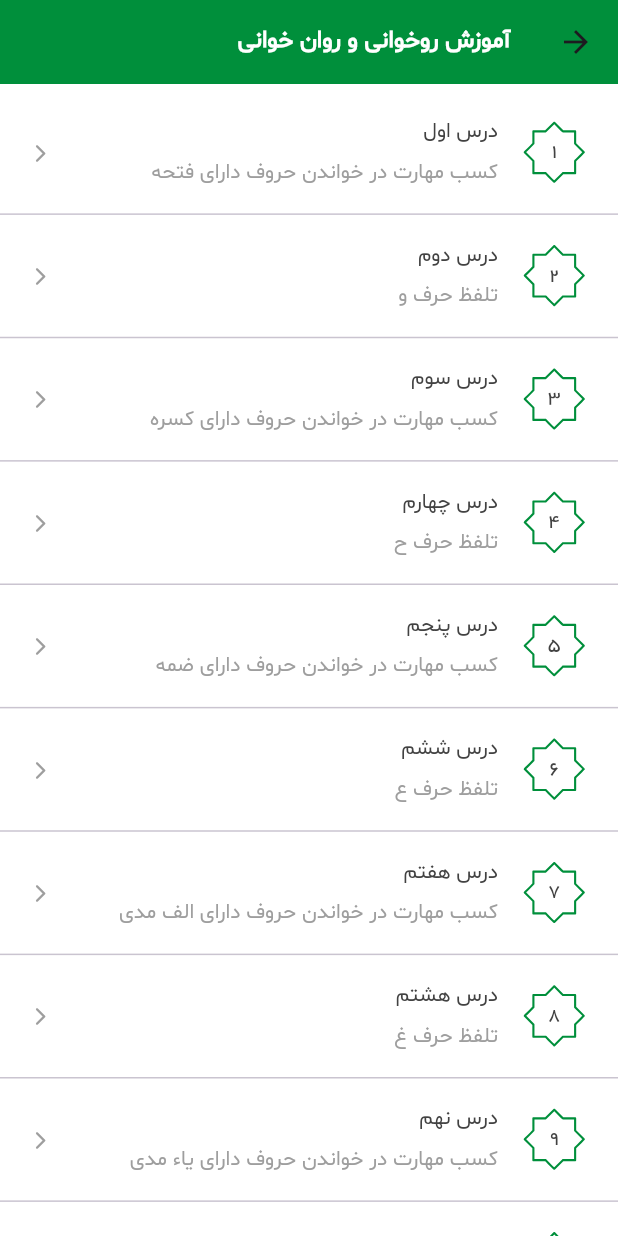
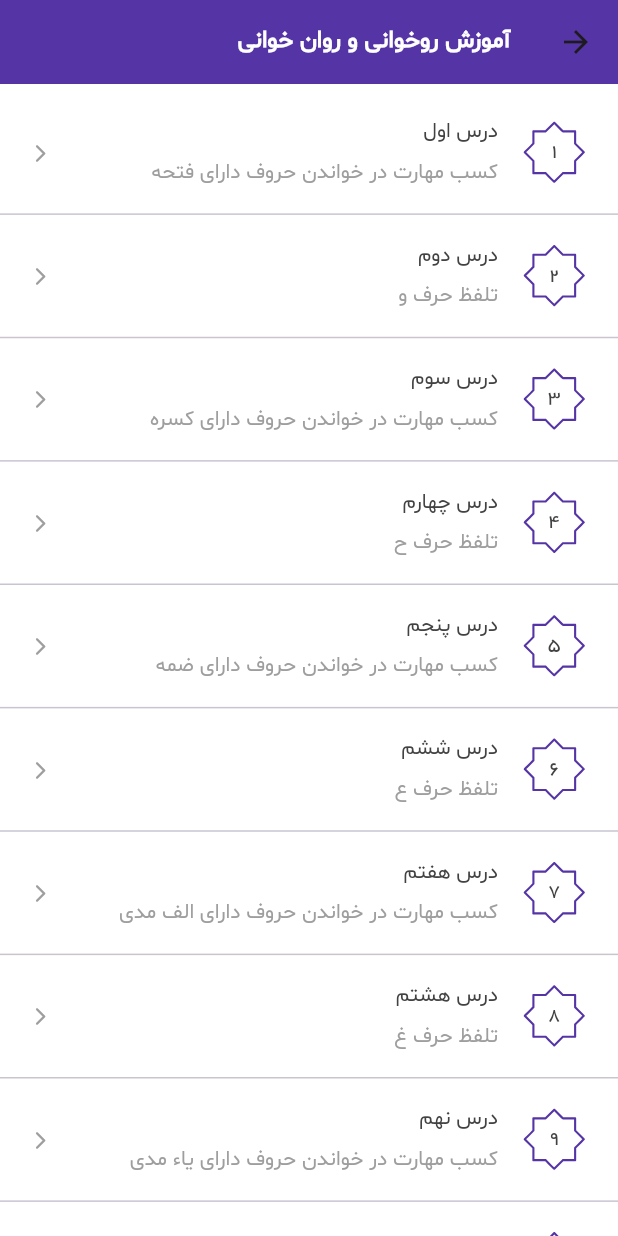
Before and after one commit to SajjadFlutter/amoozeshe_quran, a Flutter app: the screen it shows after launch, after a tap on "آموزش روخوانی", on a phone screen of 412 x 824 dp. Run offline on Flutter 3.47's test engine with Material 3 defaults, Android fonts, the light colour scheme and no system bars; our stand-ins replace chewie, elegant_notification, flutter_styled_toast, flutter_svg, loading_animation_widget, video_player.

Commit message:
fixed final bugs

```diff
--- a/lib/config/my_theme.dart
+++ b/lib/config/my_theme.dart
@@ -30,7 +30,7 @@ class MyTheme {
       ),
     ),
     cardColor: Colors.white,
-    primaryColor: const Color(0xFF008F3B),
+    primaryColor: const Color(0xFF5534a5),
     secondaryHeaderColor: Colors.grey.shade600,
     hintColor: Colors.grey.shade800,
   );
--- a/lib/features/feature_home/presentation/screens/home_screen.dart
+++ b/lib/features/feature_home/presentation/screens/home_screen.dart
@@ -33,14 +33,22 @@ class HomeScreen extends StatelessWidget {
           Container(
             width: width,
             height: height,
-            color: primaryColor,
+            decoration: const BoxDecoration(
+              // color: primaryColor,
+              gradient: LinearGradient(
+                colors: [
+                  Color(0xFF5534a5),
+                  Color(0xFF963AF8),
+                ],
+              ),
+            ),
             child: Align(
               alignment: Alignment.topCenter,
               child: Padding(
-                padding: const EdgeInsets.only(top: 35.0),
+                padding: const EdgeInsets.only(top: 40.0),
                 child: Image.asset(
                   'assets/images/qurane_karim.png',
-                  width: 230.0,
+                  width: 220.0,
                   color: Colors.white,
                 ),
               ),
@@ -66,10 +74,10 @@ class HomeScreen extends StatelessWidget {
                     'دوره های آموزش قرآن کریم',
                     style: TextStyle(
                       fontFamily: 'Nabi',
-                      fontSize: 22.0,
+                      fontSize: 21.0,
                     ),
                   ),
-                  const SizedBox(height: 30.0),
+                  const SizedBox(height: 26.0),
                   Column(
                     children: [
                       const CategoryButton(title: 'آموزش روخوانی'),
@@ -152,12 +160,18 @@ class GeneralButtons extends StatelessWidget {
                   Navigator.push(context, route);
                 },
                 child: Container(
-                  width: 65.0,
+                  width: 68.0,
                   height: 65.0,
                   margin: const EdgeInsets.only(bottom: 10.0),
                   decoration: BoxDecoration(
-                      color: primaryColor,
-                      borderRadius: BorderRadius.circular(20.0)),
+                    gradient: const LinearGradient(
+                      colors: [
+                        Color(0xFF5534a5),
+                        Color(0xFF963AF8),
+                      ],
+                    ),
+                    borderRadius: BorderRadius.circular(22.0),
+                  ),
                   child: const Icon(
                     Icons.headset_mic_rounded,
                     size: 30.0,
@@ -174,7 +188,7 @@ class GeneralButtons extends StatelessWidget {
           GestureDetector(
             onTap: () {
               showToast(
-                '...به زودی',
+                '... به زودی',
                 context: context,
                 animation: StyledToastAnimation.slideToBottom,
                 reverseAnimation: StyledToastAnimation.fade,
@@ -186,11 +200,16 @@ class GeneralButtons extends StatelessWidget {
             child: Column(
               children: [
                 Container(
-                  width: 65.0,
+                  width: 68.0,
                   height: 65.0,
                   margin: const EdgeInsets.only(bottom: 10.0),
                   decoration: BoxDecoration(
-                      color: primaryColor,
+                      gradient: const LinearGradient(
+                        colors: [
+                          Color(0xFF5534a5),
+                          Color(0xFF963AF8),
+                        ],
+                      ),
                       borderRadius: BorderRadius.circular(20.0)),
                   child: const Icon(
                     Icons.share,
@@ -215,11 +234,16 @@ class GeneralButtons extends StatelessWidget {
             child: Column(
               children: [
                 Container(
-                  width: 65.0,
+                  width: 68.0,
                   height: 65.0,
                   margin: const EdgeInsets.only(bottom: 10.0),
                   decoration: BoxDecoration(
-                      color: primaryColor,
+                      gradient: const LinearGradient(
+                        colors: [
+                          Color(0xFF5534a5),
+                          Color(0xFF963AF8),
+                        ],
+                      ),
                       borderRadius: BorderRadius.circular(20.0)),
                   child: const Icon(
                     Icons.info_outline_rounded,
--- a/lib/features/feature_home/presentation/widgets/category_button.dart
+++ b/lib/features/feature_home/presentation/widgets/category_button.dart
@@ -19,29 +19,10 @@ class CategoryButton extends StatelessWidget {
     // var width = MediaQuery.of(context).size.width;
     // theme
     var textTheme = Theme.of(context).textTheme;
-    var primaryColor = Theme.of(context).primaryColor;
+    // var primaryColor = Theme.of(context).primaryColor;
 
-    return Container(
-      height: 65.0,
-      margin: const EdgeInsets.only(
-        right: 25.0,
-        left: 25.0,
-        bottom: 15.0,
-      ),
-      decoration: BoxDecoration(
-        boxShadow: [
-          BoxShadow(color: Colors.grey.shade300, blurRadius: 10.0),
-        ],
-      ),
-      child: ElevatedButton(
-        style: ElevatedButton.styleFrom(
-          backgroundColor: primaryColor,
-          elevation: 0,
-          shape: RoundedRectangleBorder(
-            borderRadius: BorderRadius.circular(22.0),
-          ),
-        ),
-        onPressed: () {
+    return GestureDetector(
+      onTap: () {
         switch (title) {
           case 'آموزش روخوانی':
             ListLessonsScreen.title = 'آموزش روخوانی و روان خوانی';
@@ -63,12 +44,68 @@ class CategoryButton extends StatelessWidget {
         );
         Navigator.push(context, route);
       },
+      child: Container(
+        height: 65.0,
+        margin: const EdgeInsets.only(
+          right: 25.0,
+          left: 25.0,
+          bottom: 15.0,
+        ),
+        decoration: BoxDecoration(
+          boxShadow: [
+            BoxShadow(color: Colors.grey.shade300, blurRadius: 10.0),
+          ],
+          borderRadius: BorderRadius.circular(25.0),
+          // color: primaryColor,
+          gradient: const LinearGradient(
+            colors: [
+              Color(0xFF5534a5),
+              Color(0xFF963AF8),
+            ],
+          ),
+        ),
         child: Center(
           child: Text(
             title,
             style: textTheme.labelLarge,
           ),
         ),
+        // child: ElevatedButton(
+        //   style: ElevatedButton.styleFrom(
+        //     elevation: 0,
+        //     shape: RoundedRectangleBorder(
+        //       borderRadius: BorderRadius.circular(22.0),
+        //     ),
+        //   ),
+        //   onPressed: () {
+        //     switch (title) {
+        //       case 'آموزش روخوانی':
+        //         ListLessonsScreen.title = 'آموزش روخوانی و روان خوانی';
+        //         ListLessonsScreen.dataList = rookhaniDataList;
+        //         break;
+        //       case 'آموزش تجوید':
+        //         ListLessonsScreen.title = 'آموزش قرائت قرآن کریم (تجوید)';
+        //         ListLessonsScreen.dataList = tajvidDataList;
+        //         break;
+        //       case 'آموزش حفظ':
+        //         ListLessonsScreen.title = 'آموزش گام به گام جزء 30  قرآن';
+        //         ListLessonsScreen.dataList = hefzDataList;
+        //         break;
+        //       default:
+        //     }
+
+        //     var route = MaterialPageRoute(
+        //       builder: (context) => const ListLessonsScreen(),
+        //     );
+        //     Navigator.push(context, route);
+        //   },
+        //   child: Center(
+        //     child: Text(
+        //       title,
+        //       style: textTheme.labelLarge,
+        //     ),
+        //   ),
+        // ),
       ),
     );
   }
--- a/lib/features/feature_intro/presentation/screens/splash_screen.dart
+++ b/lib/features/feature_intro/presentation/screens/splash_screen.dart
@@ -1,4 +1,5 @@
 import 'package:flutter/material.dart';
+import 'package:loading_animation_widget/loading_animation_widget.dart';
 
 import '../../../../main.dart';
 import '../../../feature_home/presentation/screens/home_screen.dart';
@@ -15,7 +16,7 @@ class _SplashScreenState extends State<SplashScreen> {
   void initState() {
     super.initState();
     Future.delayed(
-      const Duration(seconds: 3),
+      const Duration(seconds: 5),
       () {
         var route = MaterialPageRoute(builder: (context) => const HomeScreen());
         Navigator.pushReplacement(context, route);
@@ -35,8 +36,15 @@ class _SplashScreenState extends State<SplashScreen> {
     MyApp.changeColor(
         Colors.transparent, Brightness.light, primaryColor, Brightness.light);
     return Scaffold(
-      backgroundColor: primaryColor,
-      body: SizedBox(
+      body: Container(
+        decoration: const BoxDecoration(
+          gradient: LinearGradient(
+            colors: [
+              Color(0xFF5534a5),
+              Color(0xFF963AF8),
+            ],
+          ),
+        ),
         width: width,
         height: height,
         child: Column(
@@ -48,7 +56,7 @@ class _SplashScreenState extends State<SplashScreen> {
               children: [
                 Image.asset(
                   'assets/images/qurane_karim.png',
-                  width: 250.0,
+                  width: 230.0,
                   color: Colors.white,
                 ),
                 const SizedBox(height: 35.0),
@@ -62,12 +70,10 @@ class _SplashScreenState extends State<SplashScreen> {
                 ),
               ],
             ),
-            const Padding(
-              padding: EdgeInsets.only(bottom: 30.0),
-              child: Text(
-                'لطفا صبر کنید...',
-                style: TextStyle(color: Colors.white),
-              ),
+            Padding(
+              padding: const EdgeInsets.only(bottom: 30.0),
+              child: LoadingAnimationWidget.hexagonDots(
+                  color: Colors.white, size: 38.0),
             ),
           ],
         ),
--- a/pubspec.yaml
+++ b/pubspec.yaml
@@ -43,6 +43,7 @@ dependencies:
   chewie: ^1.7.5
   elegant_notification: ^1.14.0
   flutter_styled_toast: ^2.2.1
+  loading_animation_widget: ^1.2.1
 
 dev_dependencies:
   flutter_test:
```
Also changed, not shown: lib/common/widgets/custom_appbar.dart (added, +31 -0 lines), lib/features/feature_home/presentation/screens/about_us_screen.dart (+9 -2 lines), lib/features/feature_lesson/presentation/screens/lesson_screen.dart (+33 -32 lines), pubspec.lock, 5 other files. Lines whose indentation alone changed are shown as unchanged.
